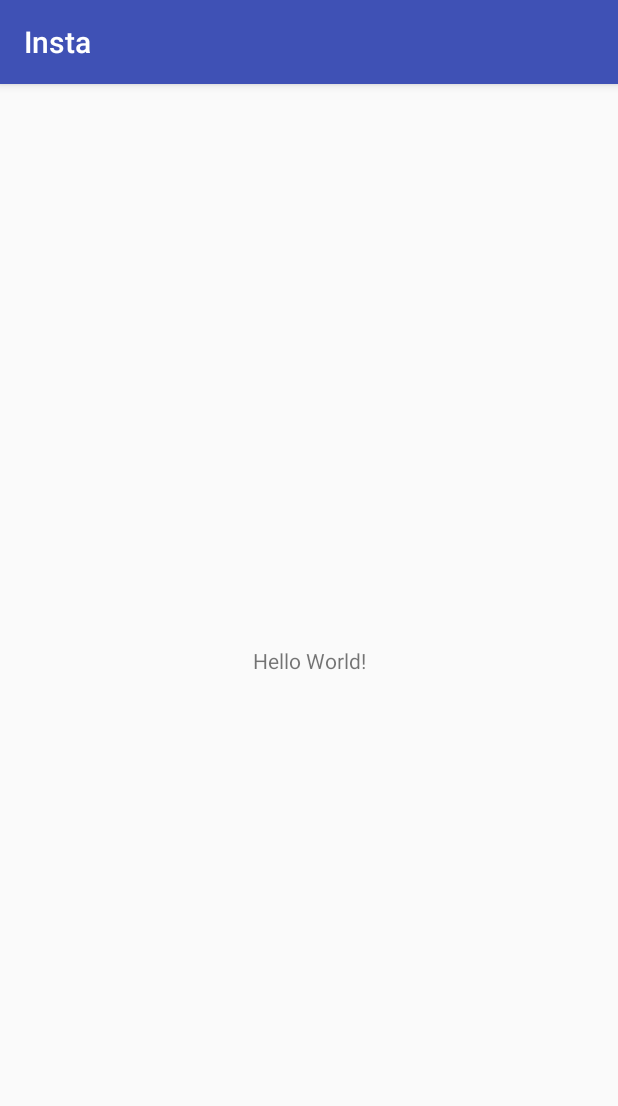
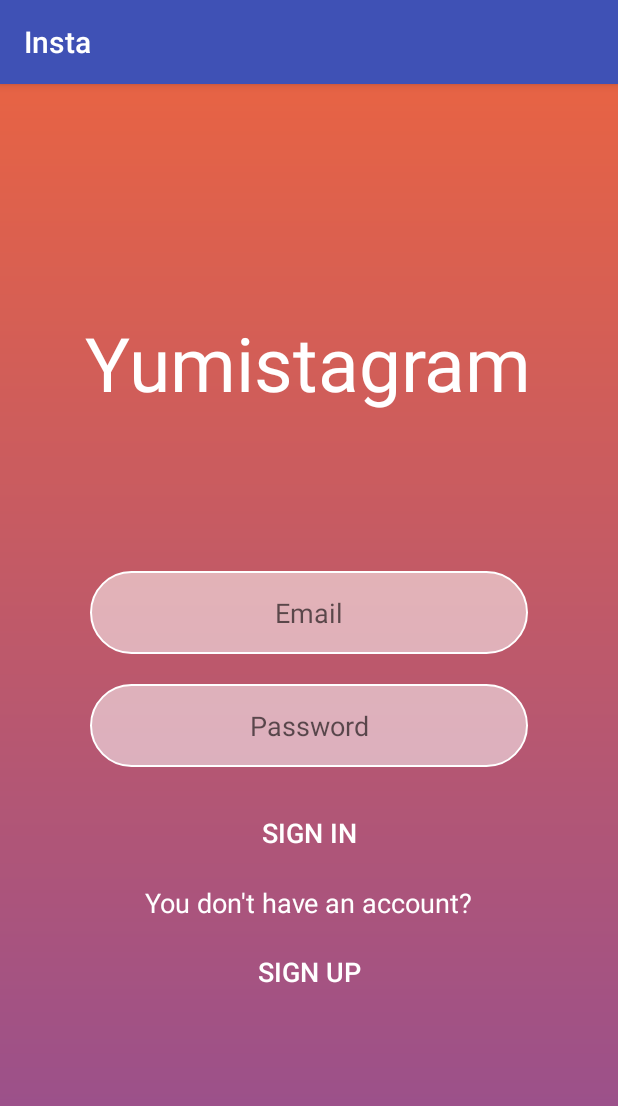
Before and after one commit to yuuming/Yumistagram, an Android app: the screen it shows after launch (SignInActivity), on a phone screen of 412 x 824 dp. Shown: the top 1106 px of the screen. Run offline under Robolectric (Android 15) with nearby library versions, the phone set to English and light mode, and no system bars.

Commit message:
Add signin layout

```diff
--- /dev/null
+++ b/app/src/main/res/drawable/background.xml
@@ -0,0 +1,12 @@
+<?xml version="1.0" encoding="utf-8"?>
+<shape
+    xmlns:android="http://schemas.android.com/apk/res/android"
+    android:shape="rectangle"
+    >
+    <gradient
+        android:angle="270"
+        android:startColor="#E76344"
+        android:endColor="#924E93"
+        />
+
+</shape>
--- /dev/null
+++ b/app/src/main/res/drawable/text_border.xml
@@ -0,0 +1,10 @@
+<?xml version="1.0" encoding="utf-8"?>
+<selector xmlns:android="http://schemas.android.com/apk/res/android">
+    <item>
+        <shape android:shape="rectangle">
+            <stroke android:width="1dp" android:color="@color/white" />
+            <solid android:color="#88ffffff"/>
+            <corners android:radius="40dp"  />
+        </shape>
+    </item>
+</selector>
--- a/app/src/main/res/layout/activity_sign_in.xml
+++ b/app/src/main/res/layout/activity_sign_in.xml
@@ -1,18 +1,78 @@
 <?xml version="1.0" encoding="utf-8"?>
-<android.support.constraint.ConstraintLayout xmlns:android="http://schemas.android.com/apk/res/android"
+<LinearLayout xmlns:android="http://schemas.android.com/apk/res/android"
     xmlns:app="http://schemas.android.com/apk/res-auto"
     xmlns:tools="http://schemas.android.com/tools"
     android:layout_width="match_parent"
     android:layout_height="match_parent"
+    android:gravity="center"
+    android:background="@drawable/background"
+    android:orientation="vertical"
     tools:context="com.yuminakamura.insta.SignInActivity">
 
     <TextView
+        android:id="@+id/app_title"
         android:layout_width="wrap_content"
         android:layout_height="wrap_content"
-        android:text="Hello World!"
-        app:layout_constraintBottom_toBottomOf="parent"
-        app:layout_constraintLeft_toLeftOf="parent"
-        app:layout_constraintRight_toRightOf="parent"
-        app:layout_constraintTop_toTopOf="parent" />
+        android:layout_marginBottom="35dp"
+        android:text="@string/app_title"
+        android:textColor="@color/white"
+        android:textSize="@dimen/text_size_big" />
 
-</android.support.constraint.ConstraintLayout>
+    <EditText
+        android:id="@+id/email"
+        android:layout_width="match_parent"
+        android:layout_height="wrap_content"
+        android:layout_marginTop="70dp"
+        android:layout_marginBottom="10dp"
+        android:layout_marginRight="60dp"
+        android:layout_marginLeft="60dp"
+        android:gravity="center_horizontal"
+        android:padding="15dp"
+        android:hint="@string/email"
+        android:background="@drawable/text_border"
+        />
+
+
+    <EditText
+        android:id="@+id/password"
+        android:layout_width="match_parent"
+        android:layout_height="wrap_content"
+        android:layout_marginTop="10dp"
+        android:layout_marginBottom="10dp"
+        android:layout_marginRight="60dp"
+        android:layout_marginLeft="60dp"
+        android:gravity="center_horizontal"
+        android:padding="15dp"
+        android:background="@drawable/text_border"
+        android:hint="@string/password"
+        />
+
+    <Button
+        android:id="@+id/sign_in"
+        android:layout_marginTop="10dp"
+        android:layout_width="wrap_content"
+        android:layout_height="wrap_content"
+        android:text="@string/signin"
+        android:textSize="@dimen/text_size_middium"
+        android:background="@null"
+        android:textColor="@color/white"/>
+
+    <TextView
+        android:id="@+id/account_message"
+        android:layout_marginTop="10dp"
+        android:layout_width="wrap_content"
+        android:layout_height="wrap_content"
+        android:text="@string/no_account_message"
+        android:textSize="@dimen/text_size_middium"
+        android:textColor="@color/white"/>
+
+    <Button
+        android:id="@+id/sign_up"
+        android:layout_marginTop="10dp"
+        android:layout_width="wrap_content"
+        android:layout_height="wrap_content"
+        android:background="@null"
+        android:textColor="@color/white"
+        android:text="@string/signup_button"
+        android:textSize="@dimen/text_size_middium"/>
+</LinearLayout>
--- a/app/src/main/res/values/colors.xml
+++ b/app/src/main/res/values/colors.xml
@@ -3,4 +3,5 @@
     <color name="colorPrimary">#3F51B5</color>
     <color name="colorPrimaryDark">#303F9F</color>
     <color name="colorAccent">#FF4081</color>
+    <color name="white">#FFFFFF</color>
 </resources>
--- /dev/null
+++ b/app/src/main/res/values/dimens.xml
@@ -0,0 +1,6 @@
+<?xml version="1.0" encoding="utf-8"?>
+<resources>
+    <dimen name="text_size_normal">15dp</dimen>
+    <dimen name="text_size_middium">18dp</dimen>
+    <dimen name="text_size_big">50dp</dimen>
+</resources>
--- a/app/src/main/res/values/strings.xml
+++ b/app/src/main/res/values/strings.xml
@@ -1,3 +1,19 @@
 <resources>
     <string name="app_name">Insta</string>
+    <string name="app_title">Yumistagram</string>
+    <string name="email">Email</string>
+    <string name="password">Password</string>
+    <string name="signin">Sign in</string>
+    <string name="signup">Sign up</string>
+    <string name="no_account_message">You don\'t have an account?</string>
+    <string name="signup_button">Sign up</string>
+
+    //create account page
+    <string name="username">Username</string>
+    <string name="confirm">Confirm</string>
+
+
+    //Profile page
+    <string name="user_id">user id</string>
+    <string name="profile">profile</string>
 </resources>
```
